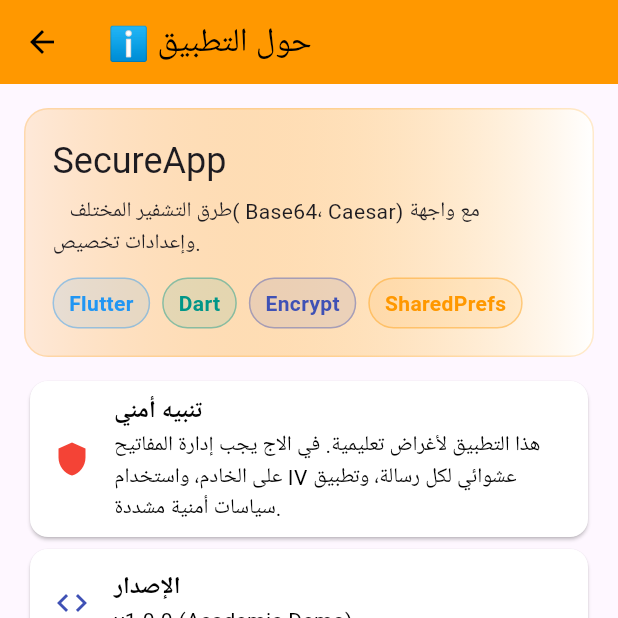
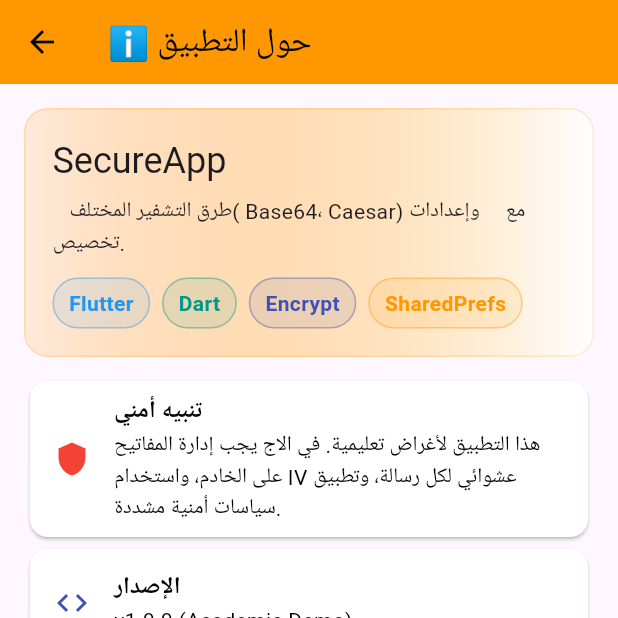
Before and after one commit to hashedalmaswi/my-project, a Flutter app: the AboutPage screen opened directly, on a phone screen of 412 x 824 dp, the top half of it. Run offline on Flutter 3.47's test engine with Material 3 defaults, Android fonts, the phone set to English and light mode, and no system bars; our stand-ins replace shared_preferences; missing offline and left inert: encrypt; accounts and stored records are empty.

```diff
--- a/lib/about_page.dart
+++ b/lib/about_page.dart
@@ -51,7 +51,7 @@ class AboutPage extends StatelessWidget {
                 const SizedBox(height: 8),
                 const Text(
                   '   طرق التشفير المختلف( Base64، Caesar) '
-                      'مع واجهة    وإعدادات تخصيص.',
+                      'مع     وإعدادات تخصيص.',
                 ),
                 const SizedBox(height: 12),
                 Wrap(
```
